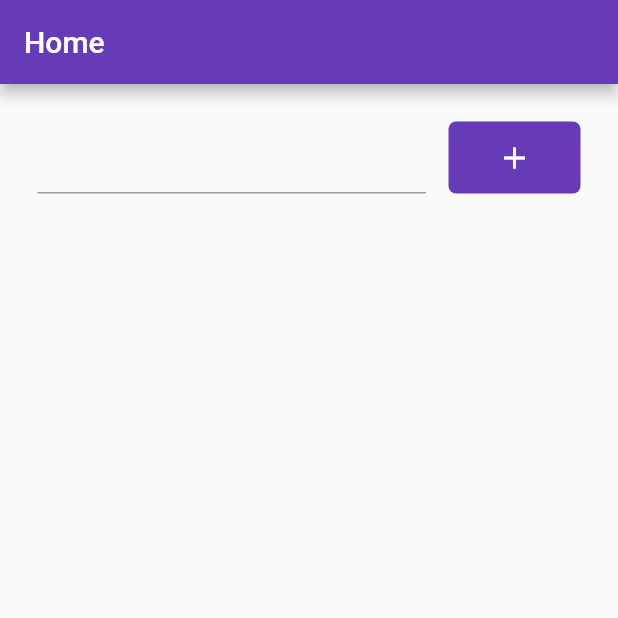
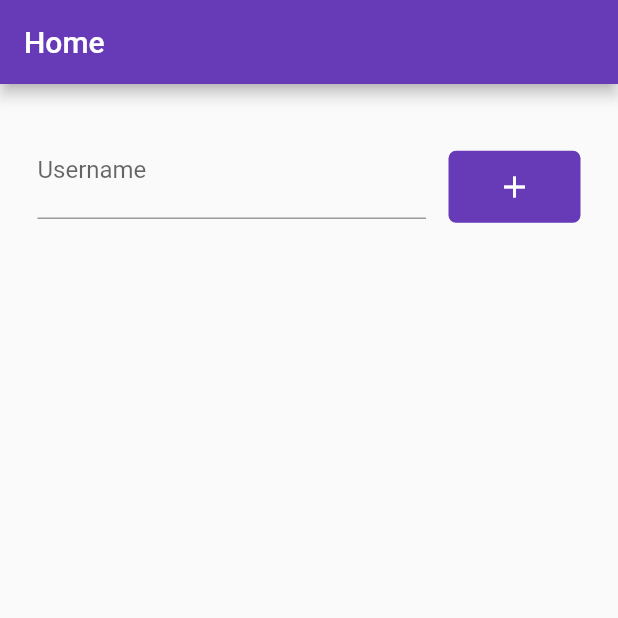
Before and after one commit to gustavomedeiross/flutter-github-app, a Flutter app: the screen it shows after launch, on a phone screen of 412 x 824 dp, the top half of it. Run offline on Flutter 3.47's test engine with Material 2 defaults, Android fonts, the phone set to English and light mode, and no system bars.

Commit message:
Fix input errorText height problem

```diff
--- a/lib/pages/home.dart
+++ b/lib/pages/home.dart
@@ -89,13 +89,18 @@ class _HomeState extends State<Home> {
           children: <Widget>[
             Container(
               margin: EdgeInsets.only(bottom: 25),
+              child: Form(
                 child: Row(
                   children: <Widget>[
                     Expanded(
                       child: TextField(
                         controller: inputController,
+                        textInputAction: TextInputAction.send,
                         decoration: InputDecoration(
+                          contentPadding: EdgeInsets.symmetric(vertical: 15),
                           errorText: error.length > 0 ? error : null,
+                          labelText: 'Username',
+                          helperText: ' ',
                         ),
                       ),
                     ),
@@ -119,6 +124,7 @@ class _HomeState extends State<Home> {
                     ),
                   ],
                 )
+              ),
             ),
              Expanded(
                child: Container(
```
Lines whose indentation alone changed are shown as unchanged.
